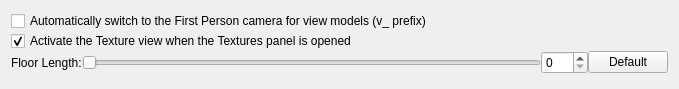
This is src/hlam/ui/options/OptionsPageStudioModel.ui in SamVanheer/HalfLifeAssetManager as Qt 5 draws it before an edit. The edited form follows.
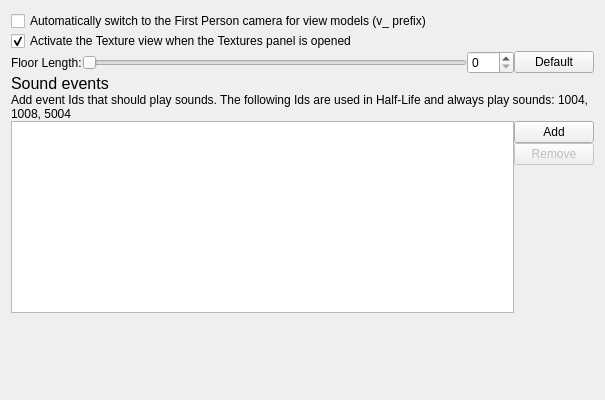
This is the edited form.

Commit message: Allow the user to specify which events play sounds Resolves #187

What changed in the file:
```diff
--- a/src/hlam/ui/options/OptionsPageStudioModel.ui
+++ b/src/hlam/ui/options/OptionsPageStudioModel.ui
@@ -6,8 +6,8 @@
    <rect>
     <x>0</x>
     <y>0</y>
-    <width>679</width>
-    <height>89</height>
+    <width>605</width>
+    <height>400</height>
    </rect>
   </property>
   <property name="windowTitle">
@@ -69,6 +69,75 @@
      </item>
     </layout>
    </item>
+   <item>
+    <widget class="QLabel" name="label_2">
+     <property name="font">
+      <font>
+       <pointsize>12</pointsize>
+      </font>
+     </property>
+     <property name="text">
+      <string>Sound events</string>
+     </property>
+    </widget>
+   </item>
+   <item>
+    <layout class="QGridLayout" name="gridLayout">
+     <property name="rightMargin">
+      <number>0</number>
+     </property>
+     <item row="1" column="1">
+      <widget class="QPushButton" name="AddSoundEventId">
+       <property name="enabled">
+        <bool>true</bool>
+       </property>
+       <property name="text">
+        <string>Add</string>
+       </property>
+      </widget>
+     </item>
+     <item row="2" column="1">
+      <widget class="QPushButton" name="RemoveSoundEventId">
+       <property name="enabled">
+        <bool>false</bool>
+       </property>
+       <property name="text">
+        <string>Remove</string>
+       </property>
+      </widget>
+     </item>
+     <item row="3" column="1">
+      <spacer name="verticalSpacer_2">
+       <property name="orientation">
+        <enum>Qt::Vertical</enum>
+       </property>
+       <property name="sizeHint" stdset="0">
+        <size>
+         <width>20</width>
+         <height>40</height>
+        </size>
+       </property>
+      </spacer>
+     </item>
+     <item row="0" column="0" colspan="2">
+      <widget class="QLabel" name="label_3">
+       <property name="text">
+        <string>Add event Ids that should play sounds. The following Ids are used in Half-Life and always play sounds: 1004,  1008, 5004</string>
+       </property>
+       <property name="wordWrap">
+        <bool>true</bool>
+       </property>
+      </widget>
+     </item>
+     <item row="1" column="0" rowspan="3">
+      <widget class="QListView" name="SoundEventIds">
+       <property name="selectionMode">
+        <enum>QAbstractItemView::ExtendedSelection</enum>
+       </property>
+      </widget>
+     </item>
+    </layout>
+   </item>
    <item>
     <spacer name="verticalSpacer">
      <property name="orientation">
```
The commit also changes 5 other files.
